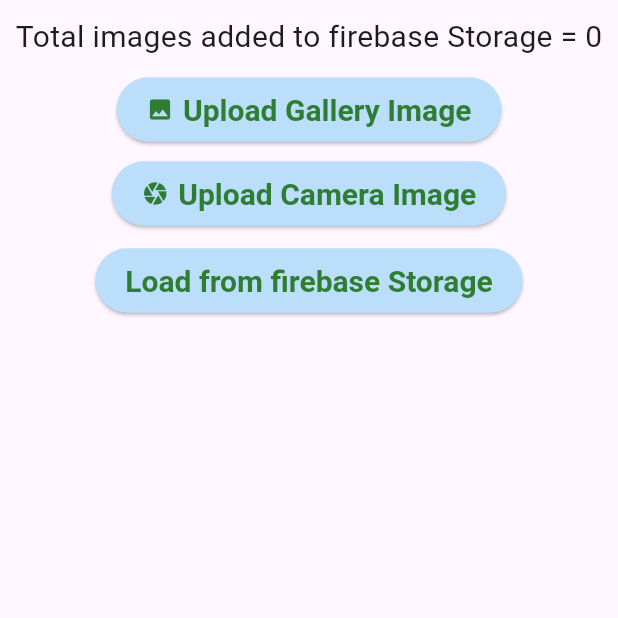
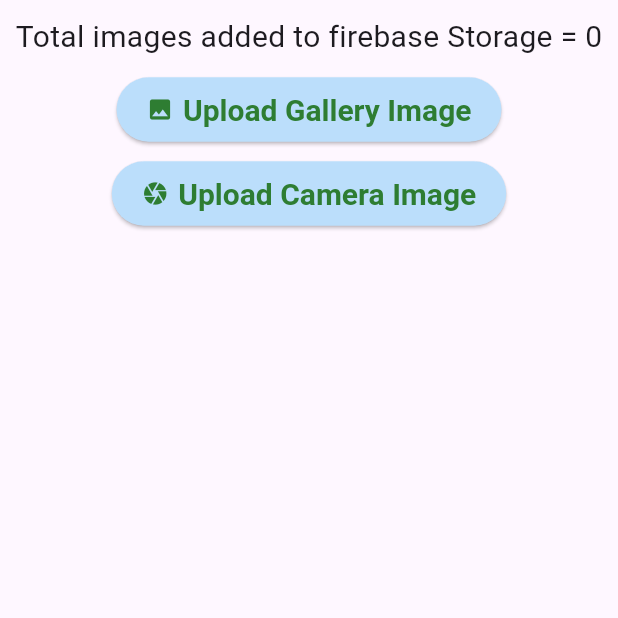
Before and after one commit to anup30/app01_firebase, a Flutter app: the screen it shows after launch, on a phone screen of 412 x 824 dp, the top half of it. Run offline on Flutter 3.47's test engine with Material 3 defaults, Android fonts, the phone set to English and light mode, and no system bars; our stand-ins replace cloud_firestore, firebase_core, firebase_storage, image_picker; accounts and stored records are empty.

Commit message:
commit 2.2 assignment

```diff
--- a/lib/upload_image_screen.dart
+++ b/lib/upload_image_screen.dart
@@ -97,11 +97,11 @@ class _UploadImageScreenState extends State<UploadImageScreen> {
               style: elevatedButtonStyleFrom,
             ),
             const SizedBox(height: 10,),
-            ElevatedButton(
-              onPressed: (){},
-              style: elevatedButtonStyleFrom,
-              child: const Text("Load from firebase Storage"),
-            ),
+            // ElevatedButton(
+            //   onPressed: (){},
+            //   style: elevatedButtonStyleFrom,
+            //   child: const Text("Load from firebase Storage"),
+            // ),
             /// gridview
             Expanded(
               child: GridView.builder(
```
